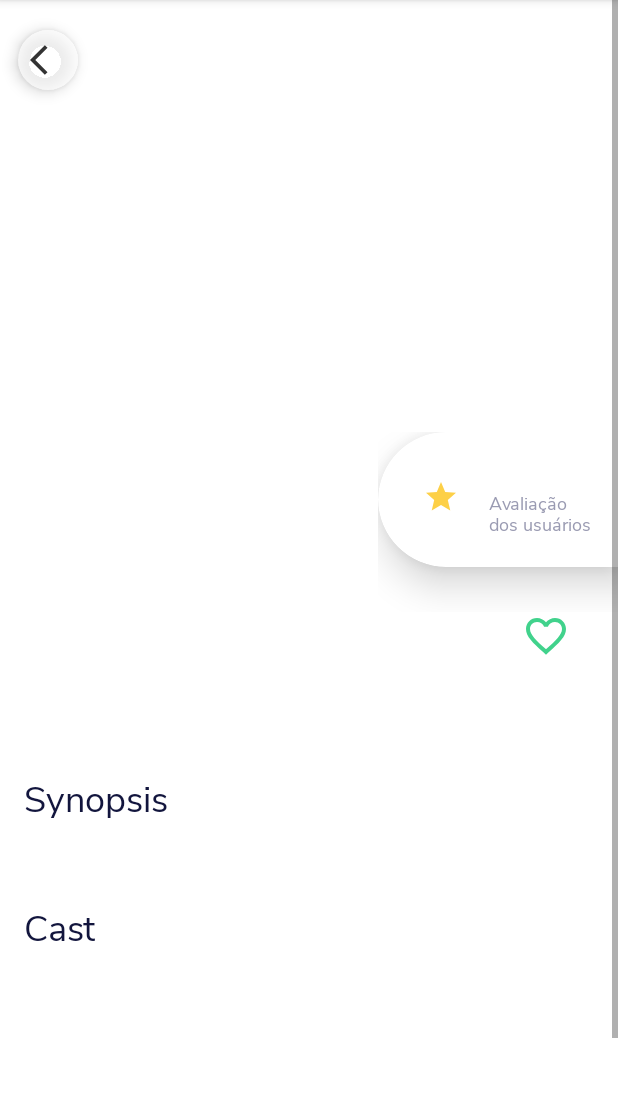
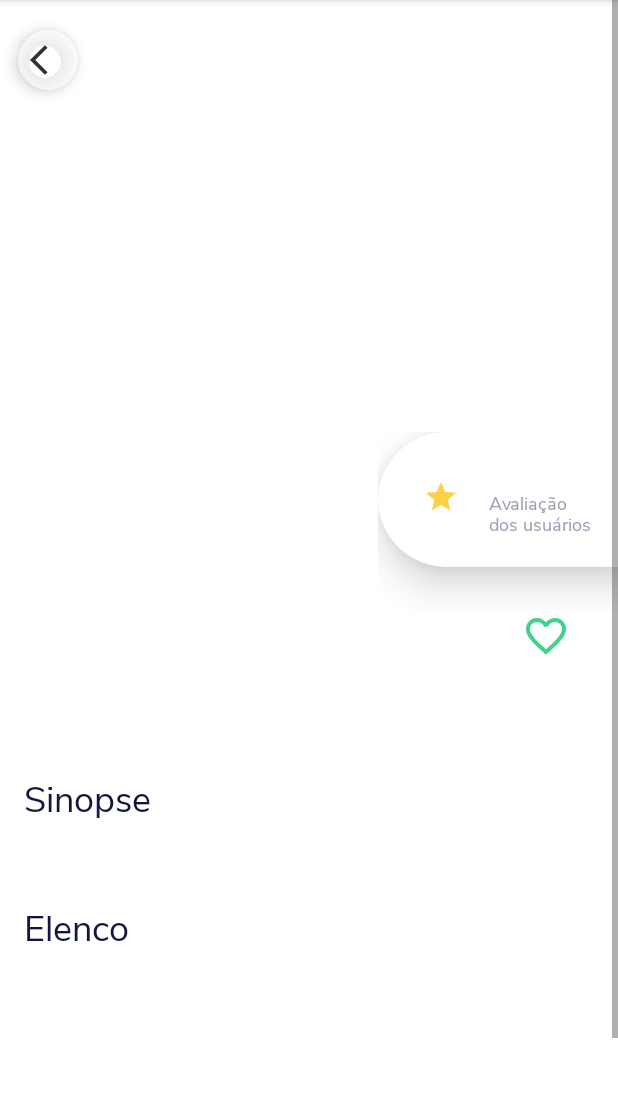
Before and after one commit to iolandasb/Projeto_Integrador_Revisao, an Android app: the MoviesDetailsActivity screen opened directly, with no data from a screen before it, on a phone screen of 412 x 824 dp, the part 84-1181 px from its top. Run offline under Robolectric (Android 15) with nearby library versions, the phone set to English and light mode, and no system bars; our stand-ins replace CircleImageView, RxJava; network calls fail; pictures from the network do not load.

Commit message:
Twenty-Third Commit

```diff
--- a/app/src/main/res/values/strings.xml
+++ b/app/src/main/res/values/strings.xml
@@ -3,7 +3,7 @@
     <string name="all_movies">Todos os filmes</string>
     <string name="app_name">Projeto Integrador</string>
     <string name="back_beginning">Voltar ao início</string>
-    <string name="cast">Cast</string>
+    <string name="cast">Elenco</string>
     <string name="failed">O sistema falhou</string>
     <string name="favorites">Favoritos</string>
     <string name="genres">Genres</string>
@@ -13,7 +13,7 @@
     <string name="nonexistent">Esse filme não existe</string>
     <string name="return_main">Return</string>
     <string name="search_mode">Modo Pesquisa</string>
-    <string name="synopsis">Synopsis</string>
+    <string name="synopsis">Sinopse</string>
     <string name="text_view">Text View</string>
     <string name="try_again">Tentar novamente</string>
     <string name="try_again_msg">Por algum motivo, não foi possível processar com essa solicitação. Por favor, tente novamente.</string>
```
